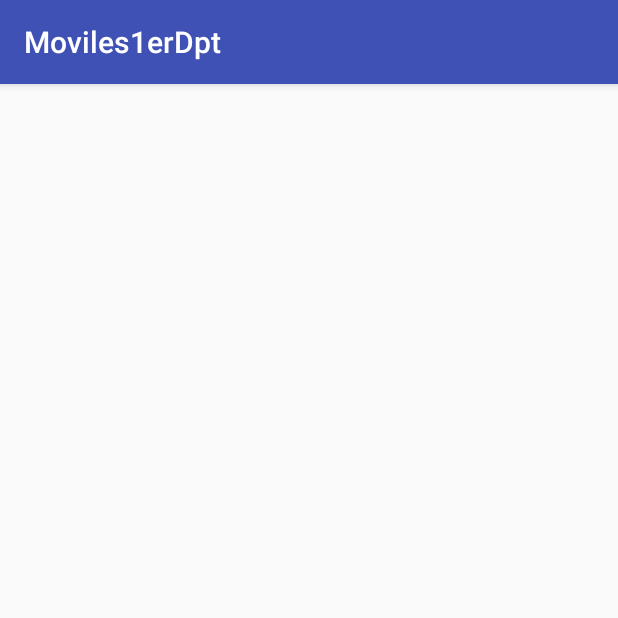
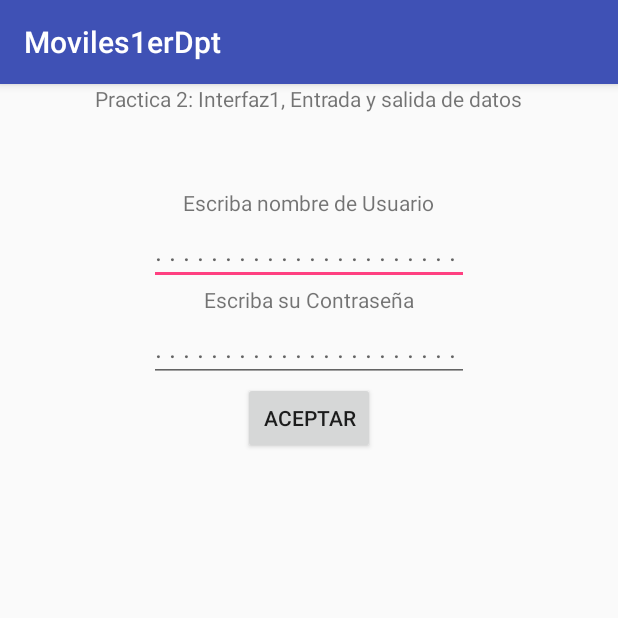
Before and after one commit to Tlakua/Moviles1erDpt, an Android app: the Pct_2 screen opened directly, with no data from a screen before it, on a phone screen of 412 x 824 dp, the top half of it. Run offline under Robolectric (Android 15) with nearby library versions, the phone set to English and light mode, and no system bars.

Commit message:
Pct 1. 2. 4
Estructura de la aplicación completa

```diff
--- a/Moviles1erDpt/app/src/main/AndroidManifest.xml
+++ b/Moviles1erDpt/app/src/main/AndroidManifest.xml
@@ -19,7 +19,6 @@
         <activity android:name=".Practicas.Pct_1" />
         <activity android:name=".Practicas.Pct_2" />
         <activity android:name=".Practicas.Pct_3" />
-        <activity android:name=".Practicas.Pct_3_1" />
         <activity android:name=".Practicas.Pct_4" />
         <activity android:name=".Practicas.Pct_4_1"></activity>
     </application>
--- a/Moviles1erDpt/app/src/main/java/com/codequark/www/moviles1erdpt/Practicas/Pct_2.java
+++ b/Moviles1erDpt/app/src/main/java/com/codequark/www/moviles1erdpt/Practicas/Pct_2.java
@@ -2,14 +2,40 @@ package com.codequark.www.moviles1erdpt.Practicas;
 
 import android.support.v7.app.AppCompatActivity;
 import android.os.Bundle;
+import android.view.View;
+import android.widget.Button;
+import android.widget.EditText;
+import android.widget.Toast;
 
 import com.codequark.www.moviles1erdpt.R;
 
 public class Pct_2 extends AppCompatActivity {
+//TODO testear esta practica con un emulador o telefono
+    EditText et_1;
+    EditText et_2;
+    Button btn_1;
+    String usrReg = "";
+    String passReg = "";
 
     @Override
     protected void onCreate(Bundle savedInstanceState) {
         super.onCreate(savedInstanceState);
         setContentView(R.layout.activity_pct_2);
+
+    }
+
+    public void btn_1_2(View v){
+        et_1 = (EditText) findViewById(R.id.et_1_2);
+        et_2 = (EditText) findViewById(R.id.et_2_2);
+        btn_1 = (Button) findViewById(R.id.btn_1_2);
+
+        String user = et_1.getText().toString();
+        String pass = et_2.getText().toString();
+
+        if ((usrReg.equals(et_1))&&(passReg.equals(et_2))){
+            Toast.makeText(this, "Usuario Válido. Bienvenido", Toast.LENGTH_SHORT).show();
+        }else{
+            Toast.makeText(this, "Usuario no válido", Toast.LENGTH_SHORT).show();
+        }
     }
 }
--- a/Moviles1erDpt/app/src/main/java/com/codequark/www/moviles1erdpt/Practicas/Pct_4_1.java
+++ b/Moviles1erDpt/app/src/main/java/com/codequark/www/moviles1erdpt/Practicas/Pct_4_1.java
@@ -11,5 +11,6 @@ public class Pct_4_1 extends AppCompatActivity {
     protected void onCreate(Bundle savedInstanceState) {
         super.onCreate(savedInstanceState);
         setContentView(R.layout.activity_pct_4_1);
+
     }
 }
--- a/Moviles1erDpt/app/src/main/res/layout/activity_pct_1.xml
+++ b/Moviles1erDpt/app/src/main/res/layout/activity_pct_1.xml
@@ -14,7 +14,7 @@
         android:layout_width="wrap_content"
         android:layout_height="wrap_content"
         android:layout_marginTop="50sp"
-        android:text="Primera Practica"/>
+        android:text="Practica 1: Calculadora sencilla"/>
 
     <EditText
         android:id="@+id/et_1PCT1"
--- a/Moviles1erDpt/app/src/main/res/layout/activity_pct_2.xml
+++ b/Moviles1erDpt/app/src/main/res/layout/activity_pct_2.xml
@@ -1,9 +1,45 @@
 <?xml version="1.0" encoding="utf-8"?>
-<android.support.constraint.ConstraintLayout xmlns:android="http://schemas.android.com/apk/res/android"
-    xmlns:app="http://schemas.android.com/apk/res-auto"
+<LinearLayout xmlns:android="http://schemas.android.com/apk/res/android"
     xmlns:tools="http://schemas.android.com/tools"
+    android:orientation="vertical"
+    android:gravity="center_horizontal"
     android:layout_width="match_parent"
     android:layout_height="match_parent"
     tools:context=".Practicas.Pct_2">
 
-</android.support.constraint.ConstraintLayout>
+    <TextView
+        android:text="Practica 2: Interfaz1, Entrada y salida de datos"
+        android:layout_width="wrap_content"
+        android:layout_height="wrap_content" />
+
+    <TextView
+        android:text="Escriba nombre de Usuario"
+        android:layout_marginTop="50sp"
+        android:layout_width="wrap_content"
+        android:layout_height="wrap_content" />
+
+    <EditText
+        android:id="@+id/et_1_2"
+        android:hint=". . . . . . . . . . . . . . . . . . . . . . "
+        android:layout_width="wrap_content"
+        android:layout_height="wrap_content" />
+
+    <TextView
+        android:text="Escriba su Contraseña"
+        android:layout_width="wrap_content"
+        android:layout_height="wrap_content" />
+
+    <EditText
+        android:id="@+id/et_2_2"
+        android:hint=". . . . . . . . . . . . . . . . . . . . . . "
+        android:layout_width="wrap_content"
+        android:layout_height="wrap_content" />
+
+    <Button
+        android:id="@+id/btn_1_2"
+        android:text="Aceptar"
+        android:onClick="btn_1_2"
+        android:layout_width="wrap_content"
+        android:layout_height="wrap_content" />
+
+</LinearLayout>
```
Also changed, not shown: Moviles1erDpt/app/src/main/java/com/codequark/www/moviles1erdpt/MainActivity.java (+0 -7 lines), Moviles1erDpt/app/src/main/java/com/codequark/www/moviles1erdpt/Practicas/Pct_3_1.java (deleted, +0 -15 lines), Moviles1erDpt/app/src/main/java/com/codequark/www/moviles1erdpt/Practicas/Pct_4.java (+51 -1 lines), Moviles1erDpt/app/src/main/res/layout/activity_main.xml (+5 -5 lines), Moviles1erDpt/app/src/main/res/layout/activity_pct_3.xml (+9 -3 lines), Moviles1erDpt/app/src/main/res/layout/activity_pct_3_1.xml (deleted, +0 -9 lines), Moviles1erDpt/app/src/main/res/layout/activity_pct_4.xml (deleted, +0 -9 lines), Moviles1erDpt/app/src/main/res/layout/activity_pct_4_1.xml (+4 -4 lines).
